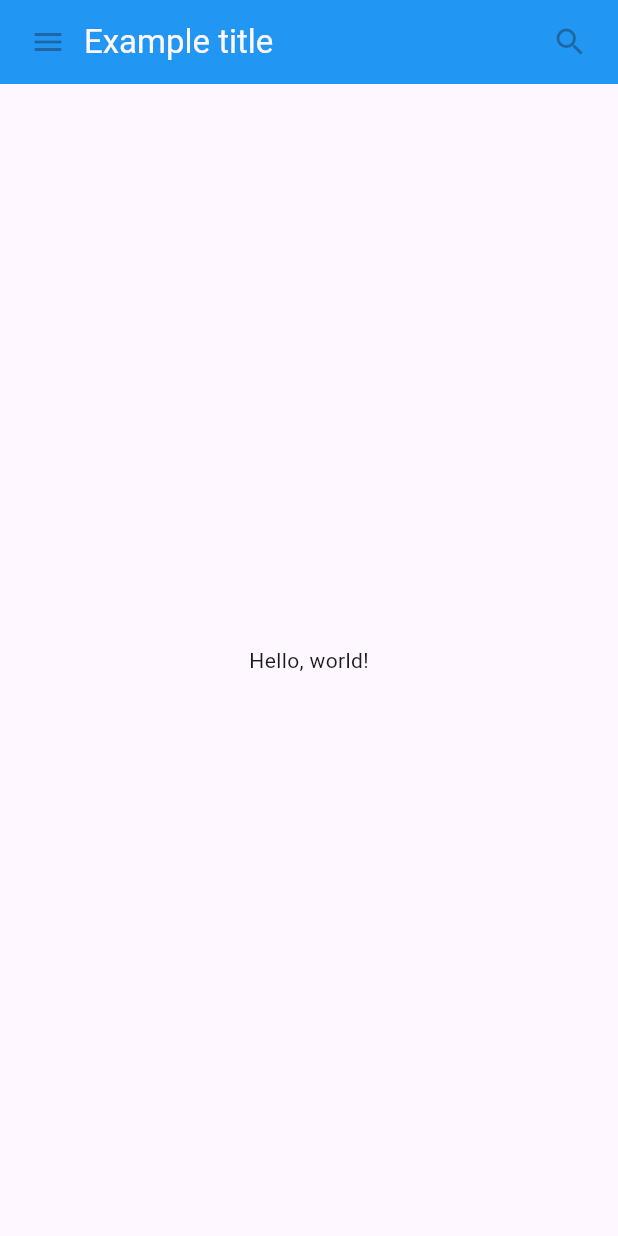
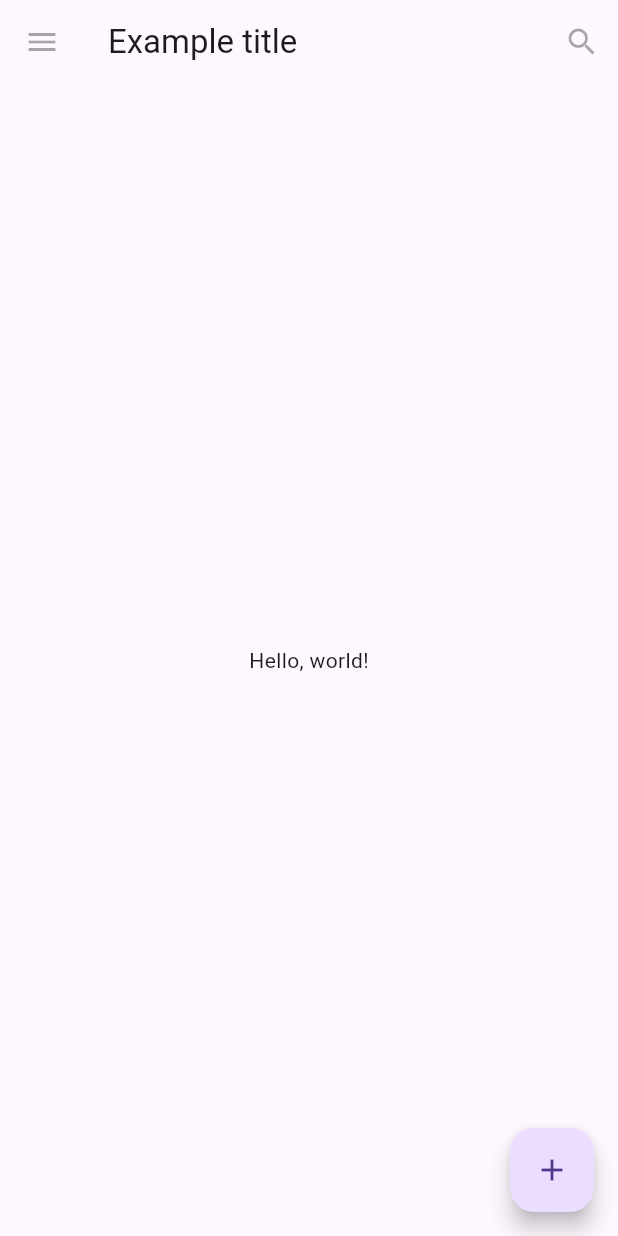
Before and after one commit to codeislife07/flutter_widgets_tutorial, a Flutter app: the screen it shows after launch, on a phone screen of 412 x 824 dp. Run offline on Flutter 3.47's test engine with Material 3 defaults, Android fonts, the phone set to English and light mode, and no system bars.

Commit message:
Update main.dart

```diff
--- a/lib/main.dart
+++ b/lib/main.dart
@@ -3,76 +3,34 @@ import 'package:flutter/material.dart';
 void main() {
   runApp(
     const MaterialApp(
-      title: 'My app', // used by the OS task switcher
-      home: SafeArea(
-        child: MyScaffold(),
-      ),
+      title: 'Flutter Tutorial',
+      home: TutorialHome(),
     ),
   );
 }
-class MyAppBar extends StatelessWidget {
-  const MyAppBar({required this.title, super.key});
 
-  // Fields in a Widget subclass are always marked "final".
-
-  final Widget title;
+class TutorialHome extends StatelessWidget {
+  const TutorialHome({super.key});
 
   @override
   Widget build(BuildContext context) {
-    return Container(
-      height: 56, // in logical pixels
-      padding: const EdgeInsets.symmetric(horizontal: 8),
-      decoration: BoxDecoration(color: Colors.blue[500]),
-      // Row is a horizontal, linear layout.
-      child: Row(
-        children: [
-          const IconButton(
-            icon: Icon(Icons.menu),
-            tooltip: 'Navigation menu',
-            onPressed: null, // null disables the button
-          ),
-          // Expanded expands its child
-          // to fill the available space.
-          Expanded(
-            child: title,
-          ),
-          const IconButton(
-            icon: Icon(Icons.search),
-            tooltip: 'Search',
-            onPressed: null,
+    // Scaffold is a layout for
+    // the major Material Components.
+    return Scaffold(
+      appBar: AppBar(leading: const IconButton(icon: Icon(Icons.menu), tooltip: 'Navigation menu', onPressed: null,),
+        title: const Text('Example title'),
+        actions: const [
+          IconButton(icon: Icon(Icons.search), tooltip: 'Search', onPressed: null,
           ),
         ],
+      ),
+      // body is the majority of the screen.
+      body: const Center(
+        child: Text('Hello, world!'),
+      ),
+      floatingActionButton: const FloatingActionButton(onPressed: null,tooltip: 'Add', // used by assistive technologies
+        child: Icon(Icons.add),
       ),
     );
   }
 }
-
-class MyScaffold extends StatelessWidget {
-  const MyScaffold({super.key});
-
-  @override
-  Widget build(BuildContext context) {
-    // Material is a conceptual piece
-    // of paper on which the UI appears.
-    return Material(
-      // Column is a vertical, linear layout.
-      child: Column(
-        children: [
-          MyAppBar(
-            title: Text(
-              'Example title',
-              style: Theme.of(context) //
-                  .primaryTextTheme
-                  .titleLarge,
-            ),
-          ),
-          const Expanded(
-            child: Center(
-              child: Text('Hello, world!'),
-            ),
-          ),
-        ],
-      ),
-    );
-  }
-}
```
